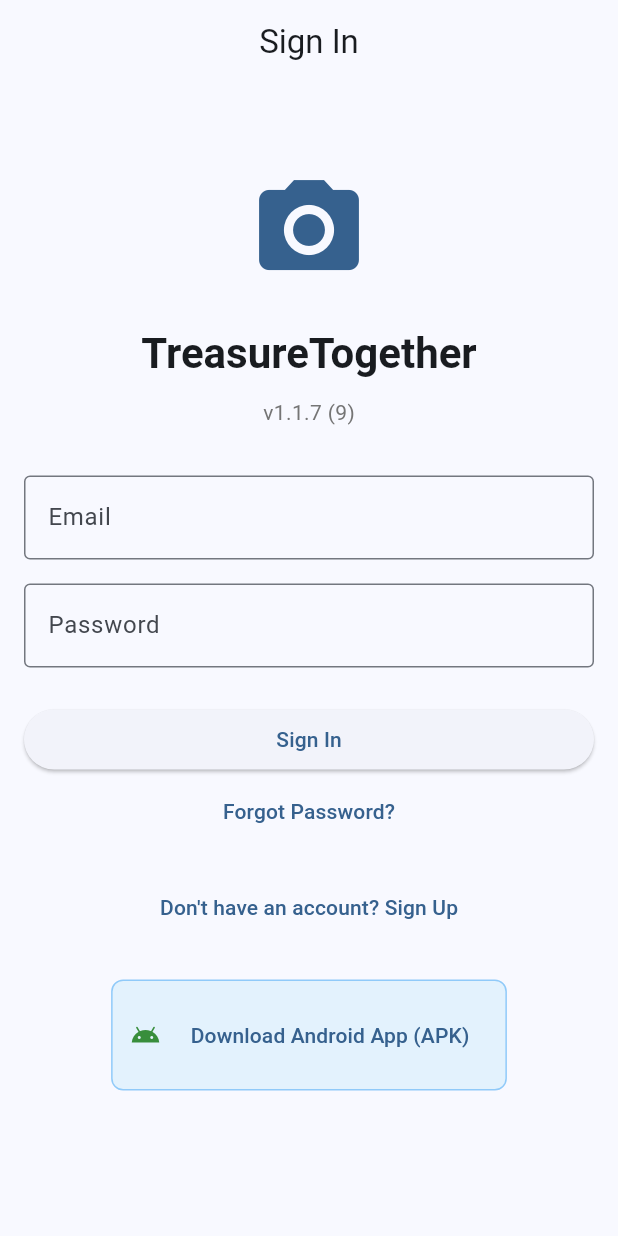
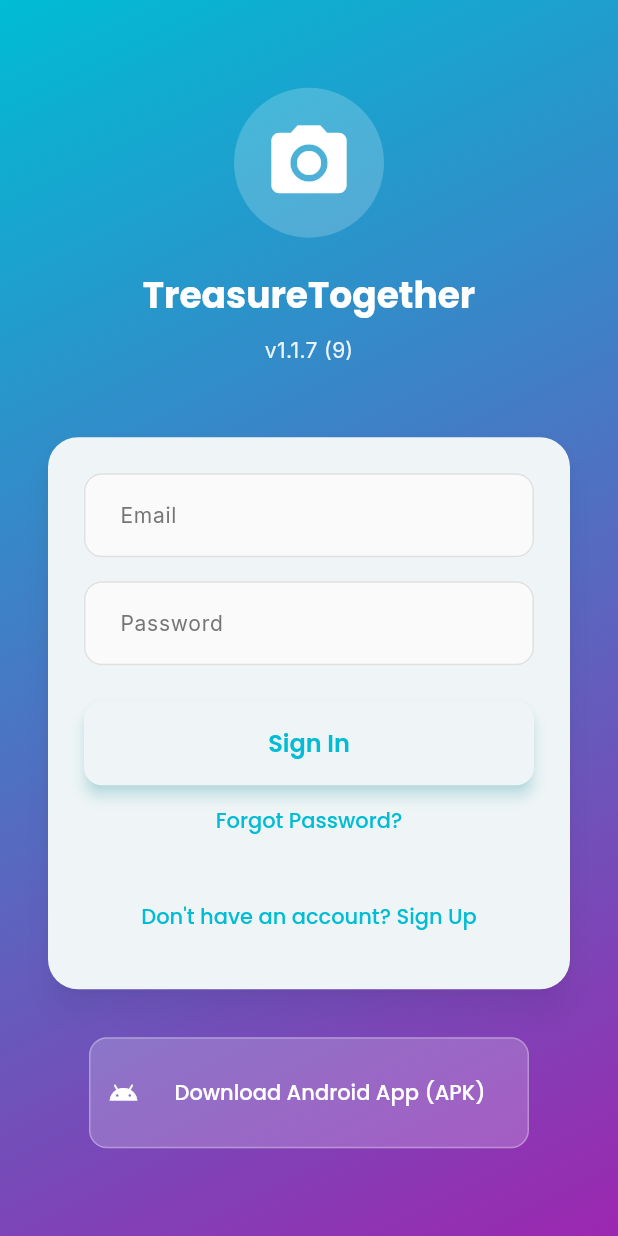
Before and after one commit to IanDowney11/TreasureTogether, a Flutter app: the screen it shows after launch, on a phone screen of 412 x 824 dp. Run offline on Flutter 3.47's test engine with Material 3 defaults, Android fonts, the phone set to English and light mode, and no system bars; our stand-ins replace cached_network_image, google_fonts, image_picker, package_info_plus, permission_handler, shared_preferences and 1 more; missing offline and left inert: gal; accounts and stored records are empty.

Commit message:
Add comprehensive theme system with teal/purple branding
Implemented Material 3 theme with custom styling:

Theme System (lib/theme/app_theme.dart):
- Created AppTheme class with light and dark theme variants
- Custom color palette: Teal (#00BCD4), Purple (#9C27B0), Orange accent
- Gradient definitions for backgrounds and overlays
- Google Fonts integration (Poppins for headings, Inter for body)
- Comprehensive component theming:
  * AppBar, Cards, Buttons (Elevated, Text, Icon)
  * Input fields, FAB, Bottom navigation
  * Snackbars, Dividers with consistent styling

Auth Screen Redesign (lib/screens/auth/auth_screen.dart):
- Gradient background (teal to purple)
- Floating card design for form with elevated shadow
- Semi-transparent circular logo background
- White text on gradient for better contrast
- Improved spacing and visual hierarchy
- Updated version display to use PackageInfo dynamically
- Restyled APK download button with white theme

Main App Integration (lib/main.dart):
- Imported and applied AppTheme
- Set both light and dark themes
- Enabled system theme mode detection

Dependencies (pubspec.yaml):
- Added google_fonts ^6.1.0 for typography

🤖 Generated with [Claude Code](https://claude.com/claude-code)

Co-Authored-By: Claude <noreply@anthropic.com>

```diff
--- a/lib/main.dart
+++ b/lib/main.dart
@@ -11,6 +11,7 @@ import 'services/sync_service.dart';
 import 'services/preferences_service.dart';
 import 'screens/auth/auth_screen.dart';
 import 'screens/camera/camera_screen.dart';
+import 'theme/app_theme.dart';
 
 void main() async {
   WidgetsFlutterBinding.ensureInitialized();
@@ -41,10 +42,9 @@ class PhotoSharingApp extends StatelessWidget {
       ],
       child: MaterialApp(
         title: 'TreasureTogether',
-        theme: ThemeData(
-          colorScheme: ColorScheme.fromSeed(seedColor: Colors.blue),
-          useMaterial3: true,
-        ),
+        theme: AppTheme.lightTheme,
+        darkTheme: AppTheme.darkTheme,
+        themeMode: ThemeMode.system,
         home: const AuthWrapper(),
         debugShowCheckedModeBanner: false,
       ),
--- a/lib/screens/auth/auth_screen.dart
+++ b/lib/screens/auth/auth_screen.dart
@@ -23,39 +23,56 @@ class _AuthScreenState extends State<AuthScreen> {
   Widget build(BuildContext context) {
     return Scaffold(
       resizeToAvoidBottomInset: true,
-      appBar: AppBar(
-        title: Text(_isSignUp ? 'Sign Up' : 'Sign In'),
-        centerTitle: true,
+      body: Container(
+        decoration: BoxDecoration(
+          gradient: LinearGradient(
+            begin: Alignment.topLeft,
+            end: Alignment.bottomRight,
+            colors: [
+              Theme.of(context).colorScheme.primary,
+              Theme.of(context).colorScheme.secondary,
+            ],
           ),
-      body: Consumer<AuthService>(
+        ),
+        child: Consumer<AuthService>(
           builder: (context, authService, _) {
             if (authService.isLoading) {
-            return const Center(child: CircularProgressIndicator());
+              return const Center(
+                child: CircularProgressIndicator(color: Colors.white),
+              );
             }
 
-          return LayoutBuilder(
+            return SafeArea(
+              child: LayoutBuilder(
                 builder: (context, constraints) {
                   return SingleChildScrollView(
-                padding: const EdgeInsets.all(16.0),
+                    padding: const EdgeInsets.all(24.0),
                     child: ConstrainedBox(
                       constraints: BoxConstraints(
-                    minHeight: constraints.maxHeight - 32,
+                        minHeight: constraints.maxHeight - 48,
                       ),
-                  child: Form(
-                    key: _formKey,
                       child: Column(
                         mainAxisAlignment: MainAxisAlignment.center,
                         children: [
-                        Icon(
+                          // Logo Section
+                          Container(
+                            padding: const EdgeInsets.all(20),
+                            decoration: BoxDecoration(
+                              color: Colors.white.withOpacity(0.2),
+                              shape: BoxShape.circle,
+                            ),
+                            child: const Icon(
                               Icons.camera_alt,
-                          size: 80,
-                          color: Theme.of(context).primaryColor,
+                              size: 60,
+                              color: Colors.white,
+                            ),
                           ),
                           const SizedBox(height: 24),
                           Text(
                             'TreasureTogether',
-                          style: Theme.of(context).textTheme.headlineMedium?.copyWith(
+                            style: Theme.of(context).textTheme.displaySmall?.copyWith(
                               fontWeight: FontWeight.bold,
+                              color: Colors.white,
                             ),
                           ),
                           const SizedBox(height: 12),
@@ -64,9 +81,9 @@ class _AuthScreenState extends State<AuthScreen> {
                             builder: (context, snapshot) {
                               if (!snapshot.hasData) {
                                 return Text(
-                                'v1.1.6 (8) • Web',
+                                  'v1.1.7 (9) • Web',
                                   style: Theme.of(context).textTheme.bodyMedium?.copyWith(
-                                  color: Colors.grey[600],
+                                    color: Colors.white.withOpacity(0.9),
                                     fontSize: 14,
                                   ),
                                 );
@@ -75,13 +92,27 @@ class _AuthScreenState extends State<AuthScreen> {
                               return Text(
                                 'v${info.version} (${info.buildNumber})${kIsWeb ? ' • Web' : ''}',
                                 style: Theme.of(context).textTheme.bodyMedium?.copyWith(
-                                color: Colors.grey[600],
+                                  color: Colors.white.withOpacity(0.9),
                                   fontSize: 14,
                                 ),
                               );
                             },
                           ),
-                        const SizedBox(height: 32),
+                          const SizedBox(height: 40),
+                          // Floating Card with Form
+                          Card(
+                            elevation: 8,
+                            shadowColor: Colors.black.withOpacity(0.3),
+                            shape: RoundedRectangleBorder(
+                              borderRadius: BorderRadius.circular(20),
+                            ),
+                            child: Padding(
+                              padding: const EdgeInsets.all(24.0),
+                              child: Form(
+                                key: _formKey,
+                                child: Column(
+                                  crossAxisAlignment: CrossAxisAlignment.stretch,
+                                  children: [
                         if (_isSignUp)
                           TextFormField(
                             controller: _displayNameController,
@@ -166,18 +197,24 @@ class _AuthScreenState extends State<AuthScreen> {
                               ? 'Already have an account? Sign In'
                               : "Don't have an account? Sign Up"),
                         ),
+                                  ],
+                                ),
+                              ),
+                            ),
+                          ),
                           const SizedBox(height: 24),
+                          // APK Download Section (outside the card)
                           Container(
                             padding: const EdgeInsets.all(12),
                             decoration: BoxDecoration(
-                            color: Colors.blue.shade50,
-                            borderRadius: BorderRadius.circular(8),
-                            border: Border.all(color: Colors.blue.shade200),
+                              color: Colors.white.withOpacity(0.2),
+                              borderRadius: BorderRadius.circular(12),
+                              border: Border.all(color: Colors.white.withOpacity(0.3)),
                             ),
                             child: Row(
                               mainAxisSize: MainAxisSize.min,
                               children: [
-                              Icon(Icons.android, color: Colors.green.shade700, size: 20),
+                                const Icon(Icons.android, color: Colors.white, size: 20),
                                 const SizedBox(width: 8),
                                 TextButton(
                                   onPressed: () {
@@ -195,20 +232,23 @@ class _AuthScreenState extends State<AuthScreen> {
                                       ),
                                     );
                                   },
+                                  style: TextButton.styleFrom(
+                                    foregroundColor: Colors.white,
+                                  ),
                                   child: const Text('Download Android App (APK)'),
                                 ),
                               ],
                             ),
                           ),
-                        const SizedBox(height: 40),
                         ],
-                    ),
                       ),
                     ),
                   );
                 },
+              ),
             );
           },
+        ),
       ),
     );
   }
--- a/pubspec.yaml
+++ b/pubspec.yaml
@@ -18,6 +18,7 @@ dependencies:
   # UI
   cupertino_icons: ^1.0.6
   material_design_icons_flutter: ^7.0.7296
+  google_fonts: ^6.1.0
 
   # State Management
   provider: ^6.1.1
```
Lines whose indentation alone changed are shown as unchanged.
